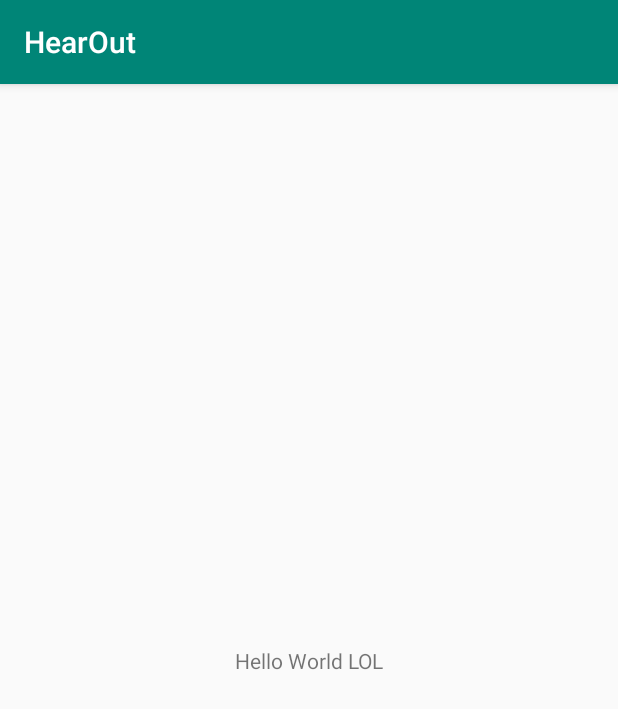
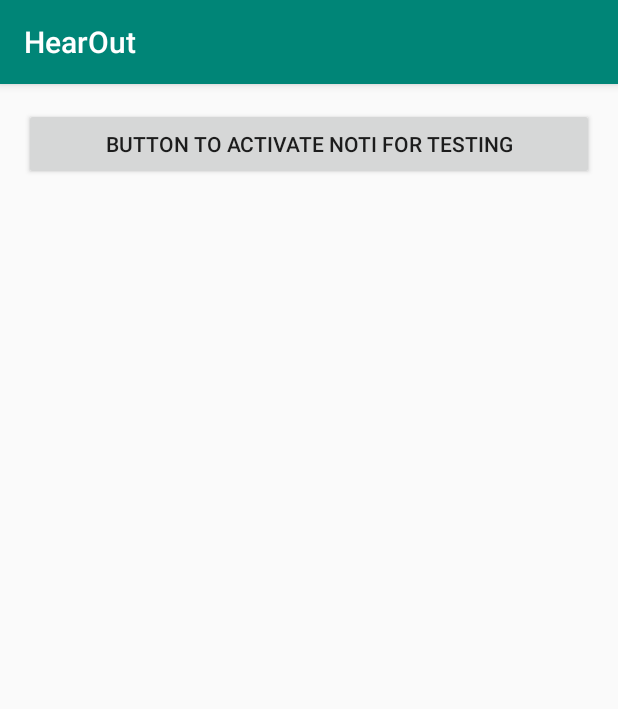
Before and after one commit to hritikaggarwal2/OVER-HEAR, an Android app: the screen it shows after launch (MainActivity), on a phone screen of 412 x 824 dp. Shown: the top 709 px of the screen. Run offline under Robolectric (Android 15) with nearby library versions, the light colour scheme and no system bars.

Commit message:
Notifcation Code

```diff
--- a/app/src/main/AndroidManifest.xml
+++ b/app/src/main/AndroidManifest.xml
@@ -1,14 +1,17 @@
 <?xml version="1.0" encoding="utf-8"?>
 <manifest xmlns:android="http://schemas.android.com/apk/res/android"
+    xmlns:tools="http://schemas.android.com/tools"
     package="com.hritikaggarwal.hearout">
 
     <application
+        android:name="App"
         android:allowBackup="true"
         android:icon="@mipmap/ic_launcher"
         android:label="@string/app_name"
         android:roundIcon="@mipmap/ic_launcher_round"
         android:supportsRtl="true"
-        android:theme="@style/AppTheme">
+        android:theme="@style/AppTheme"
+        tools:ignore="GoogleAppIndexingWarning">
         <activity android:name=".MainActivity">
             <intent-filter>
                 <action android:name="android.intent.action.MAIN" />
--- /dev/null
+++ b/app/src/main/java/com/hritikaggarwal/hearout/App.java
@@ -0,0 +1,36 @@
+package com.hritikaggarwal.hearout;
+
+        import android.app.Application;
+        import android.app.NotificationChannel;
+        import android.app.NotificationManager;
+        import android.os.Build;
+
+
+public class App extends Application {
+    public static final String CHANNEL_1_ID = "channel1";
+
+
+    @Override
+    public void onCreate() {
+        super.onCreate();
+
+        createNotificationChannels();
+    }
+
+    private void createNotificationChannels() {
+        if (Build.VERSION.SDK_INT >= Build.VERSION_CODES.O) {
+            NotificationChannel channel1 = new NotificationChannel(
+                    CHANNEL_1_ID,
+                    "Channel 1",
+                    NotificationManager.IMPORTANCE_HIGH
+            );
+            channel1.setDescription("Hear Out Noti Test");
+            boolean b = true;
+            channel1.enableVibration(b);
+
+            NotificationManager manager = getSystemService(NotificationManager.class);
+            manager.createNotificationChannel(channel1);
+
+        }
+    }
+}
--- /dev/null
+++ b/app/src/main/res/drawable/ic_hearout.xml
@@ -0,0 +1,4 @@
+<vector android:height="30dp" android:viewportHeight="24.0"
+    android:viewportWidth="24.0" android:width="30dp" xmlns:android="http://schemas.android.com/apk/res/android">
+    <path android:fillColor="#FF000000" android:pathData="M17,20c-0.29,0 -0.56,-0.06 -0.76,-0.15 -0.71,-0.37 -1.21,-0.88 -1.71,-2.38 -0.51,-1.56 -1.47,-2.29 -2.39,-3 -0.79,-0.61 -1.61,-1.24 -2.32,-2.53C9.29,10.98 9,9.93 9,9c0,-2.8 2.2,-5 5,-5s5,2.2 5,5h2c0,-3.93 -3.07,-7 -7,-7S7,5.07 7,9c0,1.26 0.38,2.65 1.07,3.9 0.91,1.65 1.98,2.48 2.85,3.15 0.81,0.62 1.39,1.07 1.71,2.05 0.6,1.82 1.37,2.84 2.73,3.55 0.51,0.23 1.07,0.35 1.64,0.35 2.21,0 4,-1.79 4,-4h-2c0,1.1 -0.9,2 -2,2zM7.64,2.64L6.22,1.22C4.23,3.21 3,5.96 3,9s1.23,5.79 3.22,7.78l1.41,-1.41C6.01,13.74 5,11.49 5,9s1.01,-4.74 2.64,-6.36zM11.5,9c0,1.38 1.12,2.5 2.5,2.5s2.5,-1.12 2.5,-2.5 -1.12,-2.5 -2.5,-2.5 -2.5,1.12 -2.5,2.5z"/>
+</vector>
--- a/app/src/main/res/layout/activity_main.xml
+++ b/app/src/main/res/layout/activity_main.xml
@@ -1,18 +1,18 @@
 <?xml version="1.0" encoding="utf-8"?>
-<android.support.constraint.ConstraintLayout xmlns:android="http://schemas.android.com/apk/res/android"
+<LinearLayout xmlns:android="http://schemas.android.com/apk/res/android"
     xmlns:app="http://schemas.android.com/apk/res-auto"
     xmlns:tools="http://schemas.android.com/tools"
     android:layout_width="match_parent"
     android:layout_height="match_parent"
+    android:orientation="vertical"
+    android:padding="16dp"
     tools:context=".MainActivity">
+    <!--Button to test notifications. In final app, notification will trigger when the -->
+    <!--microphone detects the given name.-->
+    <Button
+        android:layout_width="match_parent"
+        android:layout_height="wrap_content"
+        android:onClick='sendOnChannel1'
+        android:text="Button to activate Noti for testing" />
 
-    <TextView
-        android:layout_width="wrap_content"
-        android:layout_height="wrap_content"
-        android:text="@string/starter"
-        app:layout_constraintBottom_toBottomOf="parent"
-        app:layout_constraintLeft_toLeftOf="parent"
-        app:layout_constraintRight_toRightOf="parent"
-        app:layout_constraintTop_toTopOf="parent" />
-
-</android.support.constraint.ConstraintLayout>
+</LinearLayout>
```
Also changed, not shown: app/src/main/java/com/hritikaggarwal/hearout/MainActivity.java (+34 -0 lines), app/src/main/res/drawable/ic_arrow_drop_up_black_24dp.xml (added, +9 -0 lines), app/src/main/res/drawable/ic_one.xml (added, +9 -0 lines).
